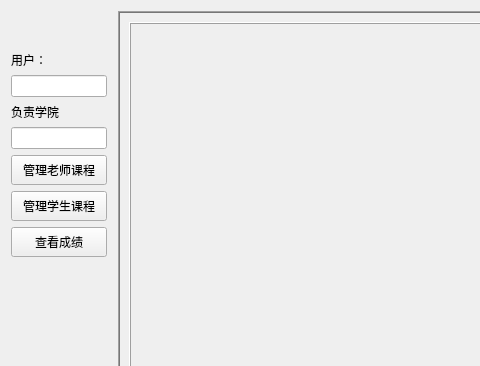
Qt form untitled1/adminui.ui (2018876441/C-_project) before a commit; both pictures show x 0 to 480 and y 0 to 366 of the 636 by 456 pixel window.
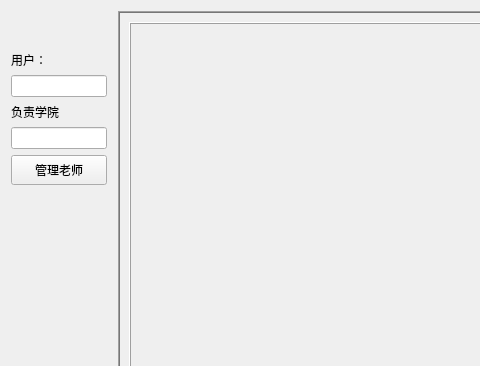
The same form after that commit.

The edit to the form file:
```diff
--- a/untitled1/adminui.ui
+++ b/untitled1/adminui.ui
@@ -90,33 +90,7 @@
         </size>
        </property>
        <property name="text">
-        <string>管理老师课程</string>
-       </property>
-      </widget>
-     </item>
-     <item>
-      <widget class="QPushButton" name="pushButton">
-       <property name="minimumSize">
-        <size>
-         <width>0</width>
-         <height>30</height>
-        </size>
-       </property>
-       <property name="text">
-        <string>管理学生课程</string>
-       </property>
-      </widget>
-     </item>
-     <item>
-      <widget class="QPushButton" name="pushButton_3">
-       <property name="minimumSize">
-        <size>
-         <width>0</width>
-         <height>30</height>
-        </size>
-       </property>
-       <property name="text">
-        <string>查看成绩</string>
+        <string>管理老师</string>
        </property>
       </widget>
      </item>
```
Left out of the diff: 2 changed lines with no effect on the pictures.
